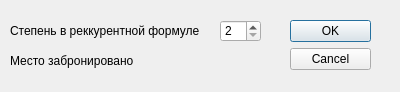
Above: mandelbrot/settingdialog.ui from VladislavSG/mandelbrot before the change. Below: the same form after it.
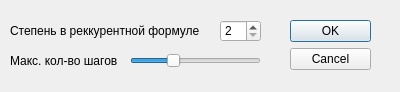
That is the form after the change.

Patch:
```diff
--- a/mandelbrot/settingdialog.ui
+++ b/mandelbrot/settingdialog.ui
@@ -63,12 +63,34 @@
     <rect>
      <x>10</x>
      <y>50</y>
-     <width>171</width>
+     <width>111</width>
      <height>21</height>
     </rect>
    </property>
    <property name="text">
-    <string>Место забронировано</string>
+    <string>Макс. кол-во шагов</string>
+   </property>
+  </widget>
+  <widget class="QSlider" name="horizontalSlider">
+   <property name="geometry">
+    <rect>
+     <x>130</x>
+     <y>50</y>
+     <width>131</width>
+     <height>22</height>
+    </rect>
+   </property>
+   <property name="minimum">
+    <number>20</number>
+   </property>
+   <property name="maximum">
+    <number>600</number>
+   </property>
+   <property name="value">
+    <number>200</number>
+   </property>
+   <property name="orientation">
+    <enum>Qt::Horizontal</enum>
    </property>
   </widget>
  </widget>
```
